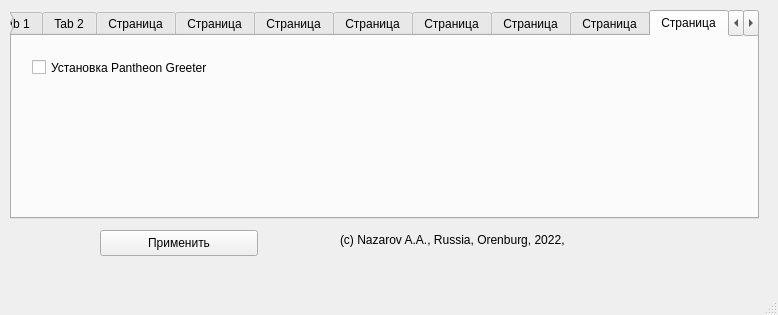
First picture: the form in mainwindow.ui, repository ArtNazarov/arch-post-installer, before the edit.
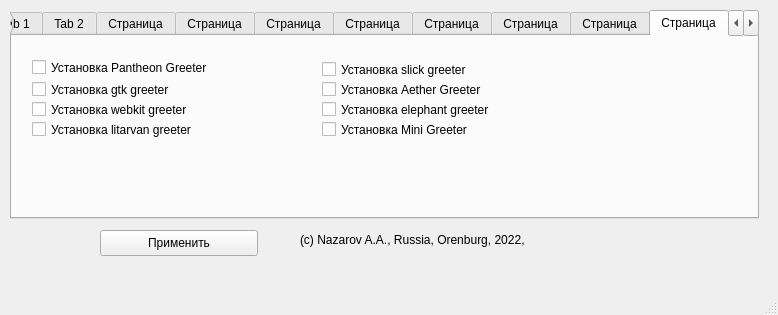
Second picture: the form after the edit. The open tabs and pages were chosen to show the change.

What changed in the file:
```diff
--- a/mainwindow.ui
+++ b/mainwindow.ui
@@ -26,9 +26,9 @@
    <widget class="QLabel" name="lblAuthor">
     <property name="geometry">
      <rect>
-      <x>340</x>
+      <x>300</x>
       <y>230</y>
-      <width>421</width>
+      <width>461</width>
       <height>20</height>
      </rect>
     </property>
@@ -811,6 +811,97 @@
        <string>Установка Pantheon Greeter</string>
       </property>
      </widget>
+     <widget class="QCheckBox" name="chkInstallGreeterGtk">
+      <property name="geometry">
+       <rect>
+        <x>20</x>
+        <y>40</y>
+        <width>191</width>
+        <height>27</height>
+       </rect>
+      </property>
+      <property name="text">
+       <string>Установка gtk greeter</string>
+      </property>
+     </widget>
+     <widget class="QCheckBox" name="chkInstallGreeterWebkit">
+      <property name="geometry">
+       <rect>
+        <x>20</x>
+        <y>60</y>
+        <width>211</width>
+        <height>27</height>
+       </rect>
+      </property>
+      <property name="text">
+       <string>Установка webkit greeter</string>
+      </property>
+     </widget>
+     <widget class="QCheckBox" name="chkInstallLitarvanGreeter">
+      <property name="geometry">
+       <rect>
+        <x>20</x>
+        <y>80</y>
+        <width>251</width>
+        <height>27</height>
+       </rect>
+      </property>
+      <property name="text">
+       <string>Установка litarvan greeter</string>
+      </property>
+     </widget>
+     <widget class="QCheckBox" name="chkInstallGreeterMini">
+      <property name="geometry">
+       <rect>
+        <x>310</x>
+        <y>80</y>
+        <width>211</width>
+        <height>27</height>
+       </rect>
+      </property>
+      <property name="text">
+       <string>Установка Mini Greeter</string>
+      </property>
+     </widget>
+     <widget class="QCheckBox" name="chkInstallGreeterSlick">
+      <property name="geometry">
+       <rect>
+        <x>310</x>
+        <y>20</y>
+        <width>211</width>
+        <height>27</height>
+       </rect>
+      </property>
+      <property name="text">
+       <string>Установка slick greeter</string>
+      </property>
+     </widget>
+     <widget class="QCheckBox" name="chkInstallGreeterAether">
+      <property name="geometry">
+       <rect>
+        <x>310</x>
+        <y>40</y>
+        <width>221</width>
+        <height>27</height>
+       </rect>
+      </property>
+      <property name="text">
+       <string>Установка Aether Greeter</string>
+      </property>
+     </widget>
+     <widget class="QCheckBox" name="chkInstallGreeterElefant">
+      <property name="geometry">
+       <rect>
+        <x>310</x>
+        <y>60</y>
+        <width>231</width>
+        <height>27</height>
+       </rect>
+      </property>
+      <property name="text">
+       <string>Установка elephant greeter</string>
+      </property>
+     </widget>
     </widget>
     <widget class="QWidget" name="tabDesktopEnv">
      <attribute name="title">
```
Left out of the diff: 4 changed lines with no effect on the pictures.
